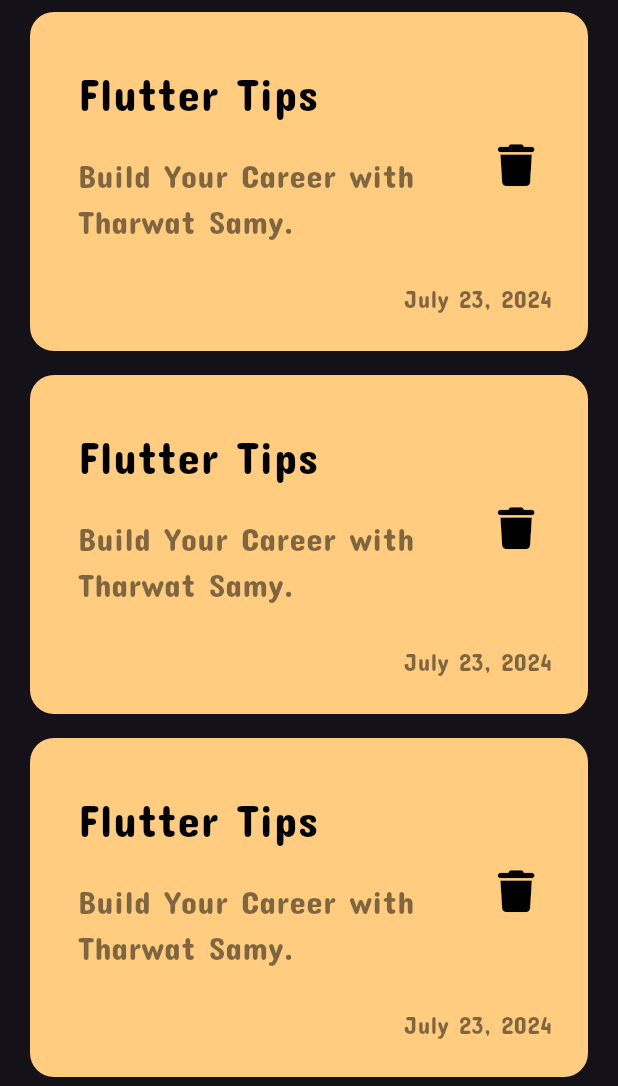
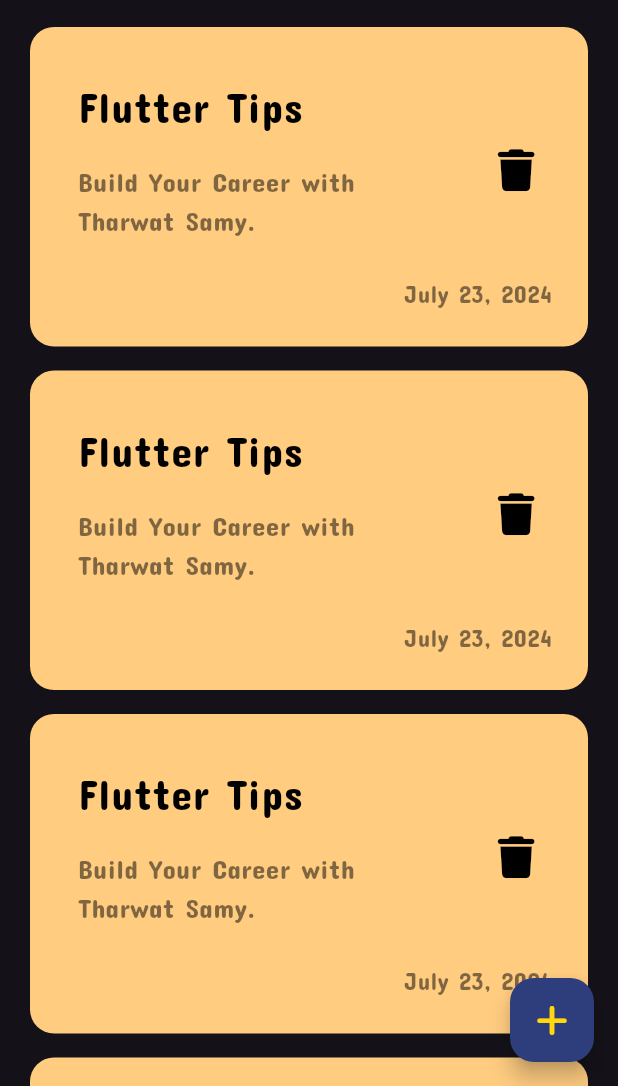
Before and after one commit to Ahmed-Yakan-10/Brainstorm-Hub, a Flutter app: the screen it shows after launch, on a phone screen of 412 x 824 dp, the part 150-1236 px from its top. Run offline on Flutter 3.47's test engine with Material 3 defaults, Android fonts, the phone set to English and light mode, and no system bars; our stand-ins replace font_awesome_flutter.

Commit message:
add Floating Action Button

```diff
--- a/lib/views/notes_view.dart
+++ b/lib/views/notes_view.dart
@@ -2,6 +2,7 @@
 import 'package:brainstorm_hub/constants.dart';
 import 'package:brainstorm_hub/widgets/notes_view_body.dart';
 import 'package:flutter/material.dart';
+import 'package:font_awesome_flutter/font_awesome_flutter.dart';
 
 class NotesView extends StatelessWidget {
   const NotesView({super.key});
@@ -9,7 +10,13 @@
   @override
   Widget build(BuildContext context) {
     return Scaffold(
-      body: NotesViewBody(),
+      floatingActionButton: FloatingActionButton(
+          onPressed: (){},
+        backgroundColor: kPrimaryColor,
+        child: Icon(FontAwesomeIcons.plus,color: kSecondaryColor,),
+
+      ),
+      body: const NotesViewBody(),
     );
   }
 }
--- a/lib/widgets/custom_note_item.dart
+++ b/lib/widgets/custom_note_item.dart
@@ -18,14 +18,14 @@
           ListTile(
             title: Text(
               'Flutter Tips',
-              style: TextStyle(fontSize: 30, color: Colors.black),
+              style: TextStyle(fontSize: 28, color: Colors.black),
             ),
             subtitle: Padding(
               padding: const EdgeInsets.only(top: 16,bottom: 16),
               child: Text(
                 'Build Your Career with Tharwat Samy.',
                 style: TextStyle(
-                  fontSize: 22,
+                  fontSize: 18,
                   color: Colors.black.withOpacity(0.5),
                 ),
               ),
--- a/lib/widgets/notes_list_view.dart
+++ b/lib/widgets/notes_list_view.dart
@@ -3,6 +3,8 @@
 
 class NotesListView extends StatelessWidget {
   const NotesListView({super.key});
+
+
 
   @override
   Widget build(BuildContext context) {
--- a/lib/widgets/notes_view_body.dart
+++ b/lib/widgets/notes_view_body.dart
@@ -12,14 +12,13 @@
 
   @override
   Widget build(BuildContext context) {
-    return Padding(
+    return const Padding(
       padding: EdgeInsets.symmetric(horizontal: 20),
       child: Column(
         children: [
-          SizedBox(
-            height: 50,
-          ),
+          SizedBox(height: 50,),
           CustomAppBar(),
+          SizedBox(height: 10,),
           Expanded(child: NotesListView()),
         ],
       ),
```
